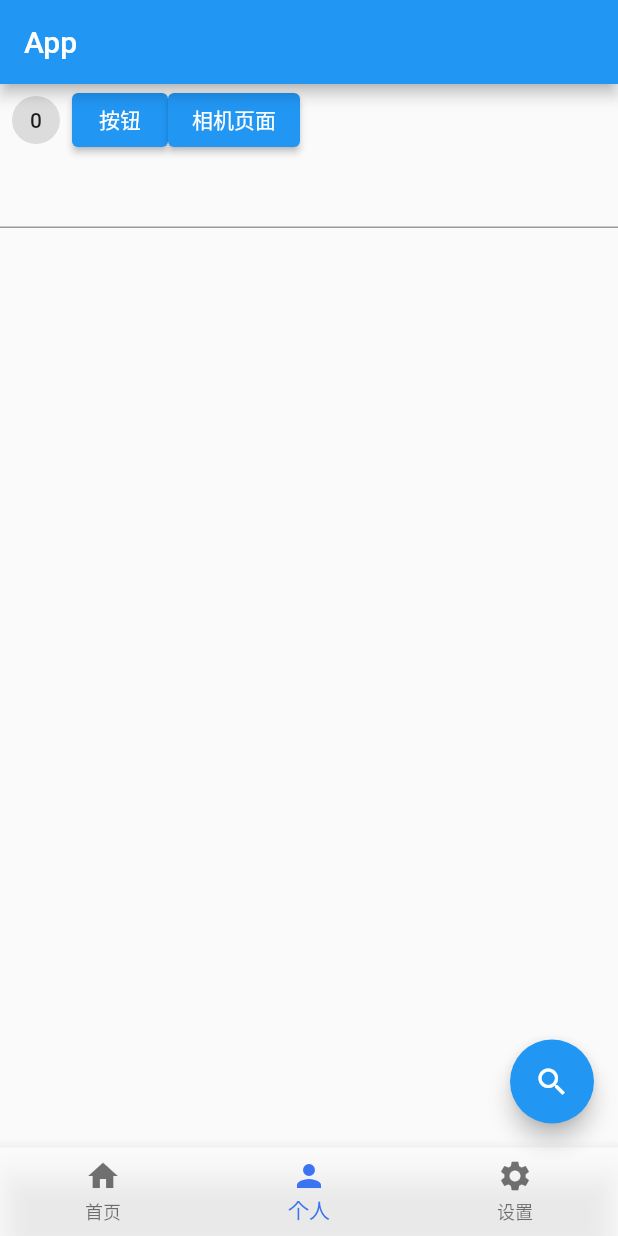
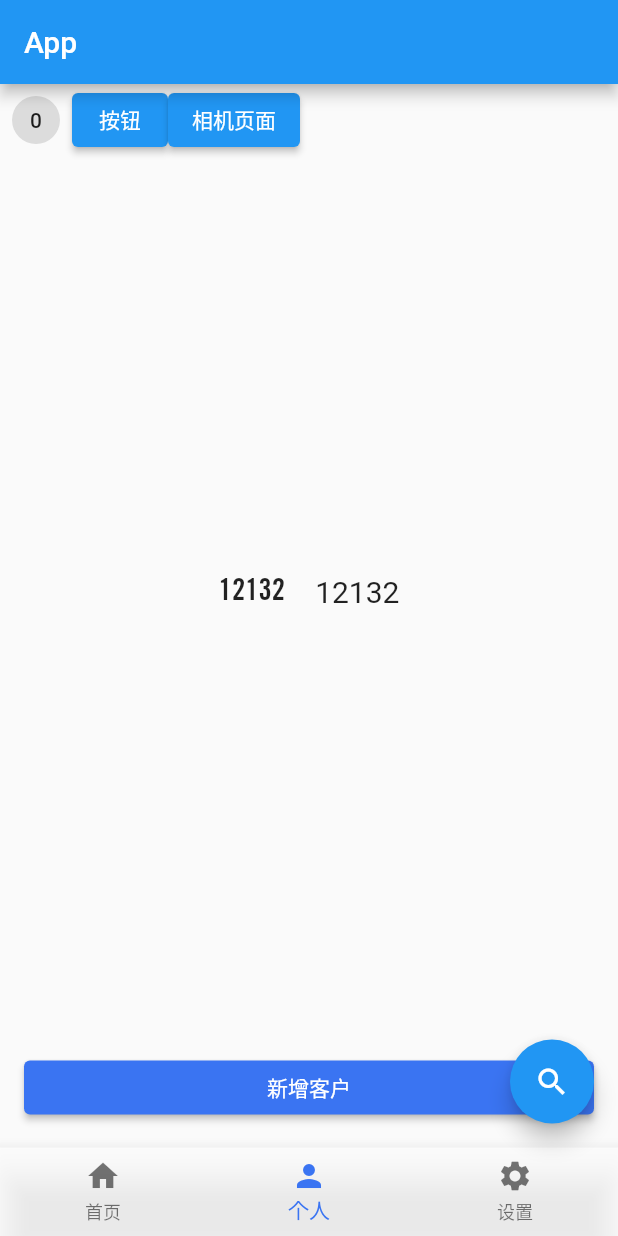
Before and after one commit to ig666/flutter_app, a Flutter app: the screen it shows after launch, item 2 of the bottom bar chosen, on a phone screen of 412 x 824 dp. Run offline on Flutter 3.47's test engine with Material 2 defaults, Android fonts, the phone set to English and light mode, and no system bars; our stand-ins replace camera; network calls fail.

Commit message:
引入字体包

```diff
--- a/lib/pages/tabs/fulewegit.dart
+++ b/lib/pages/tabs/fulewegit.dart
@@ -8,17 +8,16 @@ class Fulewegit extends StatefulWidget {
 
 class _FulewegitState extends State<Fulewegit> {
   int num = 0;
-  late final TextEditingController name;
   @override
   void initState() {
     super.initState();
-    this.name = TextEditingController();
   }
 
   @override
   Widget build(BuildContext context) {
     return Container(
       child: Column(
+        mainAxisAlignment: MainAxisAlignment.spaceBetween,
         children: [
           Row(
             children: [
@@ -27,7 +26,6 @@ class _FulewegitState extends State<Fulewegit> {
                   onPressed: () {
                     setState(() {
                       this.num++;
-                      print(this.name.text);
                     });
                   },
                   child: Text('按钮')),
@@ -38,10 +36,35 @@ class _FulewegitState extends State<Fulewegit> {
                   child: Text('相机页面'))
             ],
           ),
-          TextField(
-            controller: this.name,
+          Row(
+            mainAxisAlignment: MainAxisAlignment.center,
+            children: [
+              Text(
+                '12132',
+                style: TextStyle(fontFamily: 'Schyler', fontSize: 20),
+              ),
+              SizedBox(
+                width: 20,
+              ),
+              Text(
+                '12132',
+                style: TextStyle(fontSize: 20),
+              ),
+            ],
           ),
-          Text(this.name.text)
+          Container(
+            width: double.infinity,
+            padding: EdgeInsets.all(16),
+            child: ElevatedButton(
+              style: ButtonStyle(
+                  backgroundColor:
+                      MaterialStateProperty.all<Color>(Color(0xFF3A74F2))),
+              onPressed: () {
+                Navigator.pushNamed(context, '/addperson');
+              },
+              child: Text('新增客户'),
+            ),
+          )
         ],
       ),
     );
--- a/lib/routes/index.dart
+++ b/lib/routes/index.dart
@@ -1,5 +1,6 @@
 import 'package:flutter_app/pages/camera.dart';
 import 'package:flutter_app/pages/nameSpace.dart';
+import 'package:flutter_app/pages/person/addPerson.dart';
 import 'package:flutter_app/pages/tabsCheck.dart';
 import 'package:flutter_app/pages/tabsPage.dart';
 import '../main.dart';
@@ -9,5 +10,6 @@ final myRoute = {
   '/namespace': (context) => NameSpace(),
   '/tabspage': (context) => TabsPage(),
   '/tabscheck': (context) => TabsCheck(),
-  '/camera': (context) => Camera()
+  '/camera': (context) => Camera(),
+  '/addperson': (context) => AddPerson()
 };
--- a/pubspec.yaml
+++ b/pubspec.yaml
@@ -48,6 +48,10 @@ flutter:
   # To add assets to your application, add an assets section, like this:
   assets:
     - images/a.jpeg
+  fonts:
+    - family: Schyler
+      fonts:
+        - asset: fonts/SSI_Black.ttf
 
   # An image asset can refer to one or more resolution-specific "variants", see
   # https://flutter.dev/assets-and-images/#resolution-aware.
```
Also changed, not shown: lib/pages/person/addPerson.dart (added, +90 -0 lines), fonts/SSI_Black.ttf (added).
